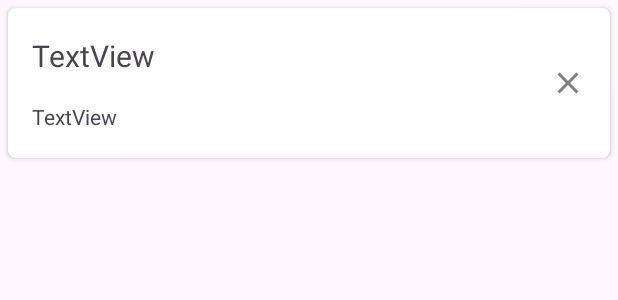
After one commit to tubaranasakar/KisilerUygulamasi, an Android app: the layout card_tasarim.xml on its own in the app's theme, with its tools: preview values and no code run, on a phone screen of 412 x 824 dp. The commit adds this screen. Shown: the top 300 px of the screen. Run offline under Robolectric (Android 15) with nearby library versions, the phone set to English and light mode, and no system bars.

Commit message:
RecyclerView yapisi kuruldu. Adapter olusturuldu. Kisiad ve kisitel bilgileri detay sayfasinda gosterildi

```diff
--- a/app/build.gradle.kts
+++ b/app/build.gradle.kts
@@ -1,6 +1,7 @@
 plugins {
     alias(libs.plugins.android.application)
     alias(libs.plugins.jetbrains.kotlin.android)
+    id("androidx.navigation.safeargs.kotlin")
 }
 
 android {
@@ -46,6 +47,8 @@ dependencies {
     implementation(libs.material)
     implementation(libs.androidx.activity)
     implementation(libs.androidx.constraintlayout)
+    implementation(libs.androidx.navigation.fragment.ktx)
+    implementation(libs.androidx.navigation.ui.ktx)
     testImplementation(libs.junit)
     androidTestImplementation(libs.androidx.junit)
     androidTestImplementation(libs.androidx.espresso.core)
--- /dev/null
+++ b/app/src/main/res/drawable/sil_resim.xml
@@ -0,0 +1,5 @@
+<vector xmlns:android="http://schemas.android.com/apk/res/android" android:height="24dp" android:tint="#807E7E" android:viewportHeight="24" android:viewportWidth="24" android:width="24dp">
+
+    <path android:fillColor="@android:color/white" android:pathData="M19,6.41L17.59,5 12,10.59 6.41,5 5,6.41 10.59,12 5,17.59 6.41,19 12,13.41 17.59,19 19,17.59 13.41,12z"/>
+
+</vector>
--- /dev/null
+++ b/app/src/main/res/layout/card_tasarim.xml
@@ -0,0 +1,53 @@
+<?xml version="1.0" encoding="utf-8"?>
+<LinearLayout xmlns:android="http://schemas.android.com/apk/res/android"
+    xmlns:app="http://schemas.android.com/apk/res-auto"
+    xmlns:tools="http://schemas.android.com/tools"
+    android:layout_width="match_parent"
+    android:layout_height="wrap_content"
+    android:orientation="vertical">
+
+    <androidx.cardview.widget.CardView
+        android:id="@+id/cardViewSatir"
+        android:layout_width="match_parent"
+        android:layout_height="100dp"
+        android:layout_margin="5dp"
+        app:cardCornerRadius="5dp">
+
+        <androidx.constraintlayout.widget.ConstraintLayout
+            android:layout_width="match_parent"
+            android:layout_height="match_parent">
+
+            <ImageView
+                android:id="@+id/imageViewSil"
+                android:layout_width="wrap_content"
+                android:layout_height="wrap_content"
+                android:layout_marginEnd="16dp"
+                app:layout_constraintBottom_toBottomOf="parent"
+                app:layout_constraintEnd_toEndOf="parent"
+                app:layout_constraintTop_toTopOf="parent"
+                app:layout_constraintVertical_bias="0.5"
+                app:srcCompat="@drawable/sil_resim" />
+
+            <TextView
+                android:id="@+id/textViewKisiAd"
+                android:layout_width="wrap_content"
+                android:layout_height="wrap_content"
+                android:layout_marginStart="16dp"
+                android:text="TextView"
+                android:textSize="20sp"
+                app:layout_constraintBottom_toTopOf="@+id/textViewKisiTel"
+                app:layout_constraintStart_toStartOf="parent"
+                app:layout_constraintTop_toTopOf="parent" />
+
+            <TextView
+                android:id="@+id/textViewKisiTel"
+                android:layout_width="wrap_content"
+                android:layout_height="wrap_content"
+                android:layout_marginStart="16dp"
+                android:text="TextView"
+                app:layout_constraintBottom_toBottomOf="parent"
+                app:layout_constraintStart_toStartOf="parent"
+                app:layout_constraintTop_toBottomOf="@+id/textViewKisiAd" />
+        </androidx.constraintlayout.widget.ConstraintLayout>
+    </androidx.cardview.widget.CardView>
+</LinearLayout>
--- a/build.gradle.kts
+++ b/build.gradle.kts
@@ -1,4 +1,9 @@
 // Top-level build file where you can add configuration options common to all sub-projects/modules.
+buildscript {
+    dependencies {
+        classpath("androidx.navigation:navigation-safe-args-gradle-plugin:2.5.3")
+    }
+}
 plugins {
     alias(libs.plugins.android.application) apply false
     alias(libs.plugins.jetbrains.kotlin.android) apply false
--- a/gradle/libs.versions.toml
+++ b/gradle/libs.versions.toml
@@ -9,6 +9,8 @@ appcompat = "1.7.0"
 material = "1.12.0"
 activity = "1.9.3"
 constraintlayout = "2.2.0"
+navigationFragmentKtx = "2.8.4"
+navigationUiKtx = "2.8.4"
 
 [libraries]
 androidx-core-ktx = { group = "androidx.core", name = "core-ktx", version.ref = "coreKtx" }
@@ -19,6 +21,8 @@ androidx-appcompat = { group = "androidx.appcompat", name = "appcompat", version
 material = { group = "com.google.android.material", name = "material", version.ref = "material" }
 androidx-activity = { group = "androidx.activity", name = "activity", version.ref = "activity" }
 androidx-constraintlayout = { group = "androidx.constraintlayout", name = "constraintlayout", version.ref = "constraintlayout" }
+androidx-navigation-fragment-ktx = { group = "androidx.navigation", name = "navigation-fragment-ktx", version.ref = "navigationFragmentKtx" }
+androidx-navigation-ui-ktx = { group = "androidx.navigation", name = "navigation-ui-ktx", version.ref = "navigationUiKtx" }
 
 [plugins]
 android-application = { id = "com.android.application", version.ref = "agp" }
```
Also changed, not shown: app/src/main/java/com/example/kisileruygulamasi/data/entity/Kisiler.kt (added, +8 -0 lines), app/src/main/java/com/example/kisileruygulamasi/ui/adapter/KisilerAdapter.kt (added, +31 -0 lines), app/src/main/java/com/example/kisileruygulamasi/ui/fragment/AnaSayfaFragment.kt (+24 -0 lines), app/src/main/java/com/example/kisileruygulamasi/ui/fragment/KisiDetayFragment.kt (+21 -0 lines), app/src/main/java/com/example/kisileruygulamasi/ui/fragment/KisiKayitFragment.kt (+13 -0 lines), app/src/main/res/layout/activity_main.xml (+14 -1 lines), app/src/main/res/layout/fragment_ana_sayfa.xml (+15 -0 lines), app/src/main/res/navigation/main_activity_nav.xml (added, +34 -0 lines).
